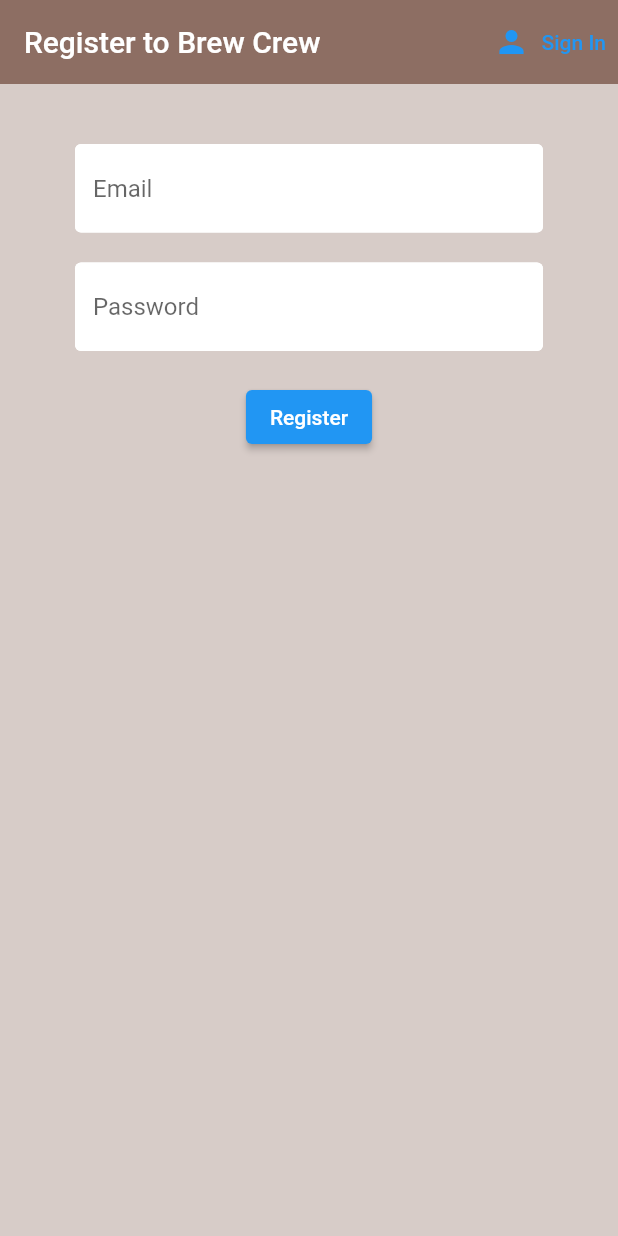
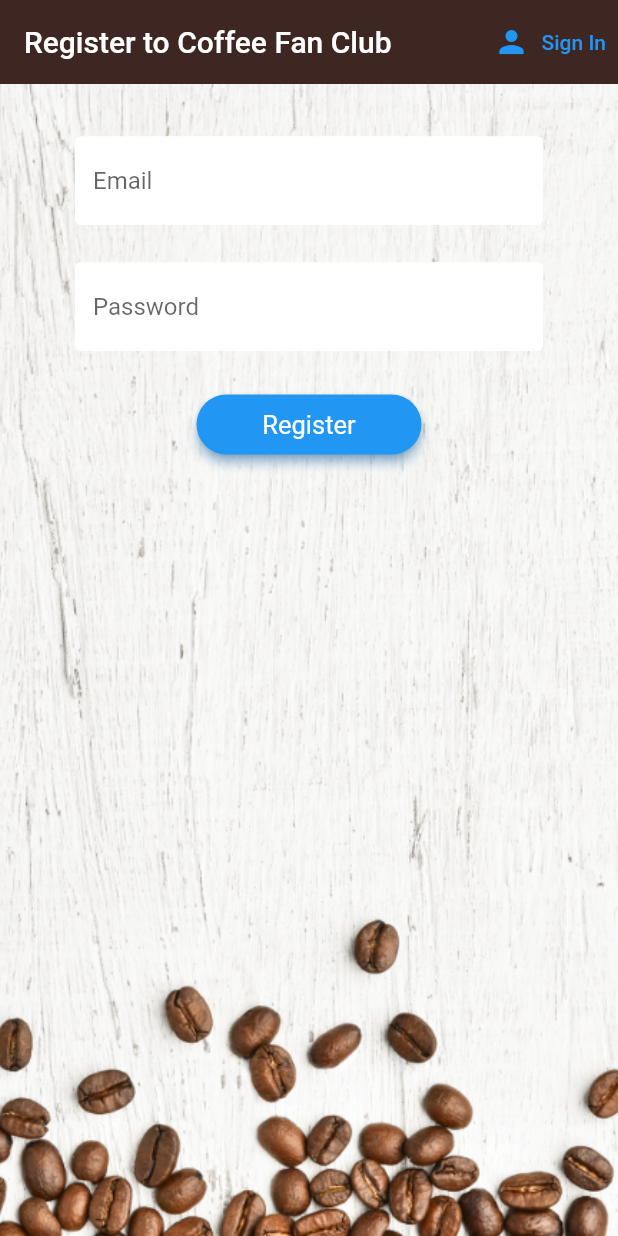
Before and after one commit to siomarapantarotto/flutter-brew-crew, a Flutter app: the screen it shows after launch, after a tap on "Sign in", after a tap on "Register", on a phone screen of 412 x 824 dp. Run offline on Flutter 3.47's test engine with Material 2 defaults, Android fonts, the phone set to English and light mode, and no system bars; our stand-ins replace cloud_firestore, firebase_auth, firebase_core, flutter_spinkit; accounts and stored records are empty.

Commit message:
Improve app layout

```diff
--- a/lib/screens/authenticate/register.dart
+++ b/lib/screens/authenticate/register.dart
@@ -14,13 +14,12 @@ class Register extends StatefulWidget {
 }
 
 class _RegisterState extends State<Register> {
-
   final AuthService _authService = AuthService();
   final _formKey = GlobalKey<FormState>();
   String error = '';
   bool loading = false;
 
-  // Text field state
+  // Text fields state
   String email = '';
   String password = '';
 
@@ -29,13 +28,12 @@ class _RegisterState extends State<Register> {
     return loading
         ? Loading()
         : Scaffold(
-            backgroundColor: Colors.brown[100],
+            //backgroundColor: Colors.brown[100],
             appBar: AppBar(
-              backgroundColor: Colors.brown[400],
+              backgroundColor: Colors.brown[900],
               elevation: 0.0,
-              title: const Text('Register to Brew Crew'),
+              title: const Text('Register to $appName'),
               actions: <Widget>[
-                //FlatButton.icon(
                 TextButton.icon(
                   icon: const Icon(Icons.person),
                   label: const Text('Sign In'),
@@ -44,59 +42,71 @@ class _RegisterState extends State<Register> {
               ],
             ),
             body: Container(
-              padding: const EdgeInsets.symmetric(vertical: 20.0, horizontal: 50.0),
+              padding:
+                  const EdgeInsets.symmetric(vertical: 10.0, horizontal: 50.0),
+              decoration: const BoxDecoration(
+                image: DecorationImage(
+                    image: AssetImage('assets/coffee_bg.png'),
+                    fit: BoxFit.cover),
+              ),
               child: Form(
                 key: _formKey,
                 child: Column(
                   children: <Widget>[
-                    const SizedBox(height: 20.0),
+                    const SizedBox(height: 25.0),
                     TextFormField(
                       decoration:
                           textInputDecoration.copyWith(hintText: 'Email'),
-                        validator: (val) => val!.isEmpty ? 'Enter an email' : null,
-                        onChanged: (val) {
-                          setState(() => email = val);
-                        }
+                      validator: (val) => val!.isEmpty ? 'Enter an email.' : null,
+                      onChanged: (val) { setState(() => email = val); },
                     ),
-                    const SizedBox(height: 20.0),
+                    const SizedBox(height: 25.0),
                     TextFormField(
-                      decoration: textInputDecoration.copyWith(hintText: 'Password'),
+                      decoration:
+                          textInputDecoration.copyWith(hintText: 'Password'),
                       obscureText: true,
-                      validator: (val) => val!.length < 6 ? 'Enter a password 6+ chars long' : null,
-                      onChanged: (val) {
-                        setState(() => password = val);
-                      },
+                      validator: (val) => val!.length < 6 ? 'Enter a password 6+ chars long.' : null,
+                      onChanged: (val) { setState(() => password = val); },
                     ),
-                    const SizedBox(height: 20.0),
-                    //RaisedButton(
+                    const SizedBox(height: 25.0),
                     ElevatedButton(
-                      //color: Colors.pink[400],
-                      child: const Text(
-                        'Register',
-                        style: TextStyle(color: Colors.white)
+                        child: const Text('Register'),
+                        style: ElevatedButton.styleFrom(
+                          primary: Colors.blue,
+                          onPrimary: Colors.white,
+                          shadowColor: Colors.blue,
+                          textStyle: const TextStyle(fontSize: 17),
+                          elevation: 3,
+                          shape: RoundedRectangleBorder(
+                              borderRadius: BorderRadius.circular(32.0)),
+                          minimumSize: const Size(150, 40),
                         ),
                         onPressed: () async {
+                          if (_formKey.currentState!.validate()) {
                             // Register to Firebase
-                        if (_formKey.currentState!.validate()) {
-                          debugPrint('Inside register.dart - email: ' + email);
-                          debugPrint('Inside register.dart - password: ' + password);
+                            debugPrint(
+                                'Inside register.dart - email: ' + email);
+                            debugPrint(
+                                'Inside register.dart - password: ' + password);
                             setState(() => loading = true);
                             dynamic result = await _authService
                                 .registerWithEmailAndPassword(email, password);
                             if (result == null) {
                               setState(() {
                                 loading = false;
-                              error = 'please supply a valid email';
+                                error = 'Please supply a valid email.';
                               });
                             }
                           }
-                      }
-                    ),
-                    const SizedBox(height: 12.0),
+                        }),
+                    const SizedBox(height: 25.0),
                     Text(
                       error,
-                      style: const TextStyle(color: Colors.red, fontSize: 14.0),
-                    )
+                      style: const TextStyle(
+                          color: Colors.red,
+                          fontSize: 16.0,
+                          fontWeight: FontWeight.bold),
+                    ),
                   ],
                 ),
               ),
--- a/lib/screens/authenticate/sign_in.dart
+++ b/lib/screens/authenticate/sign_in.dart
@@ -14,13 +14,12 @@ class SignIn extends StatefulWidget {
 }
 
 class _SignInState extends State<SignIn> {
-
   final AuthService _authService = AuthService();
   final _formKey = GlobalKey<FormState>();
   String error = '';
   bool loading = false;
 
-  // Text field state
+  // Text fields state
   String email = '';
   String password = '';
 
@@ -29,81 +28,84 @@ class _SignInState extends State<SignIn> {
     return loading
         ? Loading()
         : Scaffold(
-            backgroundColor: Colors.brown[100],
+            //backgroundColor: Colors.brown[100],
             appBar: AppBar(
-              backgroundColor: Colors.brown[400],
+              backgroundColor: Colors.brown[900],
               elevation: 0.0,
-              title: const Text('Sign in to Brew Crew'),
+              title: const Text('Sign in to $appName'),
               actions: <Widget>[
-                //FlatButton.icon(
                 TextButton.icon(
                   icon: const Icon(Icons.person),
                   label: const Text('Register'),
-                    //onPressed: () {
-                    //  widget.toggleView();
-                    //}
                   onPressed: () => widget.toggleView(),
                 ),
               ],
             ),
             body: Container(
               padding:
-                  const EdgeInsets.symmetric(vertical: 20.0, horizontal: 50.0),
+                  const EdgeInsets.symmetric(vertical: 10.0, horizontal: 50.0),
+              decoration: const BoxDecoration(
+                image: DecorationImage(
+                    image: AssetImage('assets/coffee_bg.png'),
+                    fit: BoxFit.cover),
+              ),
               child: Form(
                 key: _formKey,
                 child: Column(
                   children: <Widget>[
-                    const SizedBox(height: 20.0),
+                    const SizedBox(height: 25.0),
                     TextFormField(
                       decoration:
                           textInputDecoration.copyWith(hintText: 'Email'),
-                        validator: (val) =>
-                            val!.isEmpty ? 'Enter an email' : null,
-                        onChanged: (val) {
-                          setState(() => email = val);
-                        },
+                      validator: (val) => val!.isEmpty ? 'Enter an email.' : null,
+                      onChanged: (val) { setState(() => email = val); },
                     ),
-                    const SizedBox(height: 20.0),
+                    const SizedBox(height: 25.0),
                     TextFormField(
                       decoration:
                           textInputDecoration.copyWith(hintText: 'Password'),
                       obscureText: true,
-                      validator: (val) => val!.length < 6
-                          ? 'Enter a password 6+ chars long'
-                          : null,
-                      onChanged: (val) {
-                        setState(() => password = val);
-                      },
+                      validator: (val) => val!.length < 6 ? 'Enter a password 6+ chars long.' : null,
+                      onChanged: (val) { setState(() => password = val); },
                     ),
-                    const SizedBox(height: 20.0),
-                    //RaisedButton(
+                    const SizedBox(height: 25.0),
                     ElevatedButton(
-                      //color: Colors.pink[400],
-                      child: const Text(
-                        'Sign in',
-                        style: TextStyle(color: Colors.white),
+                        child: const Text('Sign in'),
+                        style: ElevatedButton.styleFrom(
+                          primary: Colors.blue,
+                          onPrimary: Colors.white,
+                          shadowColor: Colors.blue,
+                          textStyle: const TextStyle(fontSize: 17),
+                          elevation: 3,
+                          shape: RoundedRectangleBorder(
+                              borderRadius: BorderRadius.circular(32.0)),
+                          minimumSize: const Size(150, 40),
                         ),
                         onPressed: () async {
                           if (_formKey.currentState!.validate()) {
                             // Sign in to Firebase
-                          //print(email);
-                          //print(password);
+                            debugPrint('Inside sign_in.dart - email: ' + email);
+                            debugPrint(
+                                'Inside sign_in.dart - password: ' + password);
                             setState(() => loading = true);
                             dynamic result = await _authService
                                 .signInWithEmailAndPassword(email, password);
                             if (result == null) {
                               setState(() {
                                 loading = false;
-                              error = 'could not sign in with those credentials';
+                                error =
+                                    'Could not sign in with those credentials.';
                               });
                             }
                           }
-                      }
-                    ),
-                    const SizedBox(height: 12.0),
+                        }),
+                    const SizedBox(height: 25.0),
                     Text(
                       error,
-                      style: const TextStyle(color: Colors.red, fontSize: 14.0),
+                      style: const TextStyle(
+                          color: Colors.red,
+                          fontSize: 16.0,
+                          fontWeight: FontWeight.bold),
                     ),
                   ],
                 ),
--- a/lib/screens/home/brew_tile.dart
+++ b/lib/screens/home/brew_tile.dart
@@ -16,7 +16,7 @@ class BrewTile extends StatelessWidget {
           leading: CircleAvatar(
             radius: 25.0,
             backgroundColor: Colors.brown[brew.strength],
-            backgroundImage: AssetImage('assets/coffee_icon.png'),
+            backgroundImage: const AssetImage('assets/coffee_icon.png'),
           ),
           title: Text(brew.name),
           subtitle: Text('Takes ${brew.sugars} sugar(s)'),
--- a/lib/screens/home/home.dart
+++ b/lib/screens/home/home.dart
@@ -1,5 +1,6 @@
 import 'package:brew_crew/models/brew.dart';
 import 'package:brew_crew/screens/home/settings_form.dart';
+import 'package:brew_crew/shared/constants.dart';
 import 'package:flutter/material.dart';
 import 'package:provider/provider.dart';
 import 'package:brew_crew/services/auth.dart';
@@ -23,24 +24,20 @@ class Home extends StatelessWidget {
       });
     }
 
-
-
     return StreamProvider<List<Brew>>.value(
       value: DatabaseService(uid: '').brews,
       initialData: List.empty(),
       child: Scaffold(
         backgroundColor: Colors.brown[50],
         appBar: AppBar(
-          backgroundColor: Colors.brown[400],
-          title: const Text('Brew Crew'),
+          backgroundColor: Colors.brown[900],
+          title: const Text(appName),
           elevation: 0.0,
           actions: <Widget>[
             TextButton.icon(
               icon: const Icon(Icons.person),
               label: const Text('Logout'),
-              onPressed: () async {
-                await _authService.signOut();
-              },
+              onPressed: () async { await _authService.signOut(); },
             ),
             TextButton.icon(
               icon: const Icon(Icons.settings),
--- a/lib/shared/constants.dart
+++ b/lib/shared/constants.dart
@@ -1,4 +1,6 @@
 import 'package:flutter/material.dart';
+
+const appName = "Coffee Fan Club";
 
 const textInputDecoration = InputDecoration(
   fillColor: Colors.white,
```
Also changed, not shown: lib/screens/home/settings_form.dart (+17 -3 lines). Lines whose indentation alone changed are shown as unchanged.
